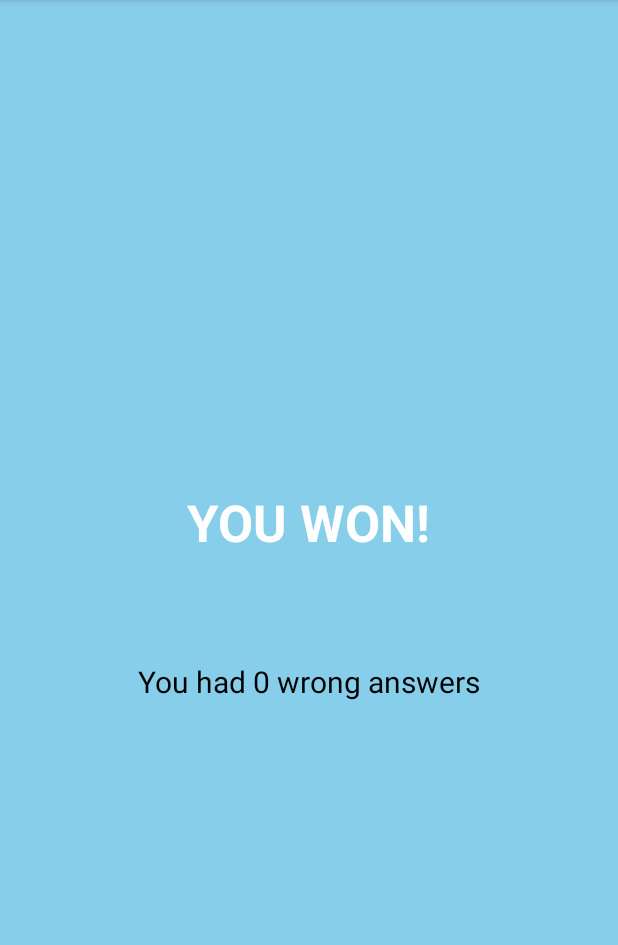
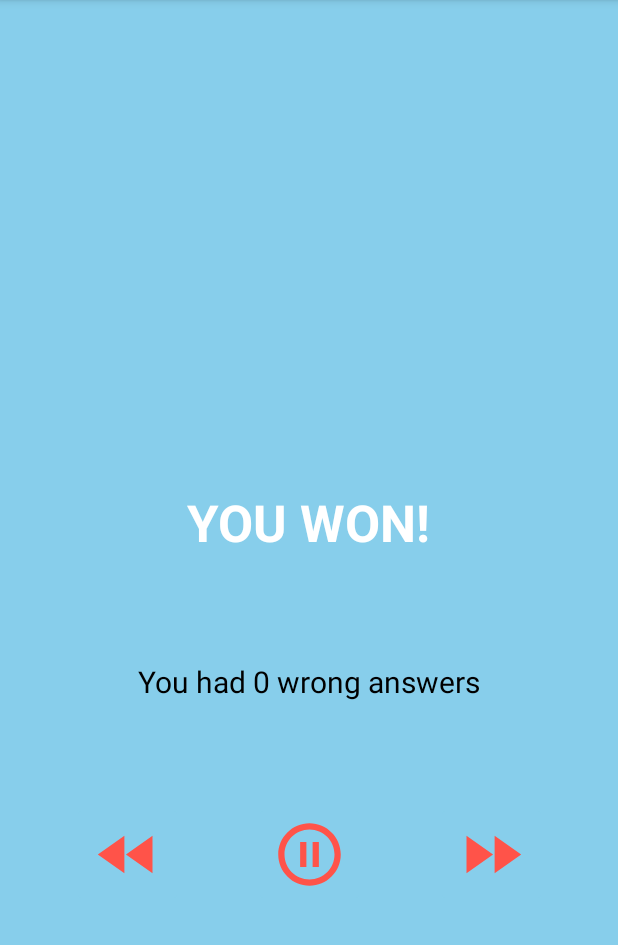
Before and after one commit to SeanRoon/Quiz_App, an Android app: the fragment GameWonFragment placed in its activity, on a phone screen of 412 x 824 dp, the part 84-1029 px from its top. Run offline under Robolectric (Android 15) with nearby library versions, the phone set to English and light mode, and no system bars; our stand-ins replace navigation-ui; 2 statements that could not run were skipped.

Commit message:
commit 2

```diff
--- /dev/null
+++ b/app/src/main/res/drawable/ic_baseline_fast_forward_24.xml
@@ -0,0 +1,5 @@
+<vector android:height="50dp" android:tint="#FF5349"
+    android:viewportHeight="24" android:viewportWidth="24"
+    android:width="50dp" xmlns:android="http://schemas.android.com/apk/res/android">
+    <path android:fillColor="@android:color/white" android:pathData="M4,18l8.5,-6L4,6v12zM13,6v12l8.5,-6L13,6z"/>
+</vector>
--- /dev/null
+++ b/app/src/main/res/drawable/ic_baseline_fast_rewind_24.xml
@@ -0,0 +1,5 @@
+<vector android:height="50dp" android:tint="#FF5349"
+    android:viewportHeight="24" android:viewportWidth="24"
+    android:width="50dp" xmlns:android="http://schemas.android.com/apk/res/android">
+    <path android:fillColor="@android:color/white" android:pathData="M11,18L11,6l-8.5,6 8.5,6zM11.5,12l8.5,6L20,6l-8.5,6z"/>
+</vector>
--- /dev/null
+++ b/app/src/main/res/drawable/ic_baseline_pause_circle_outline_24.xml
@@ -0,0 +1,5 @@
+<vector android:height="50dp" android:tint="#FF5349"
+    android:viewportHeight="24" android:viewportWidth="24"
+    android:width="50dp" xmlns:android="http://schemas.android.com/apk/res/android">
+    <path android:fillColor="@android:color/white" android:pathData="M9,16h2L11,8L9,8v8zM12,2C6.48,2 2,6.48 2,12s4.48,10 10,10 10,-4.48 10,-10S17.52,2 12,2zM12,20c-4.41,0 -8,-3.59 -8,-8s3.59,-8 8,-8 8,3.59 8,8 -3.59,8 -8,8zM13,16h2L15,8h-2v8z"/>
+</vector>
--- /dev/null
+++ b/app/src/main/res/drawable/ic_baseline_play_arrow_24.xml
@@ -0,0 +1,5 @@
+<vector android:height="50dp" android:tint="#FF5349"
+    android:viewportHeight="24" android:viewportWidth="24"
+    android:width="50dp" xmlns:android="http://schemas.android.com/apk/res/android">
+    <path android:fillColor="@android:color/white" android:pathData="M8,5v14l11,-7z"/>
+</vector>
--- a/app/src/main/res/layout/fragment_game_won.xml
+++ b/app/src/main/res/layout/fragment_game_won.xml
@@ -22,6 +22,7 @@
         android:id="@+id/win_text_view"
         android:layout_width="wrap_content"
         android:layout_height="wrap_content"
+        android:backgroundTint="@color/sky_blue"
         android:text="@string/win_text"
         android:textAllCaps="true"
         android:textColor="@color/white"
@@ -32,4 +33,37 @@
         app:layout_constraintStart_toStartOf="parent"
         app:layout_constraintTop_toTopOf="parent"
         app:layout_constraintVertical_bias="0.45" />
+
+    <ImageButton
+        android:id="@+id/imageButton"
+        android:layout_width="wrap_content"
+        android:layout_height="wrap_content"
+        android:backgroundTint="@color/sky_blue"
+        android:src="@drawable/ic_baseline_pause_circle_outline_24"
+        app:layout_constraintBottom_toBottomOf="parent"
+        app:layout_constraintEnd_toEndOf="parent"
+        app:layout_constraintStart_toStartOf="parent"
+        app:layout_constraintTop_toBottomOf="@+id/win_text_view" />
+
+    <ImageButton
+        android:id="@+id/imageButton2"
+        android:layout_width="wrap_content"
+        android:layout_height="wrap_content"
+        android:backgroundTint="@color/sky_blue"
+        android:src="@drawable/ic_baseline_fast_rewind_24"
+        app:layout_constraintBottom_toBottomOf="parent"
+        app:layout_constraintEnd_toStartOf="@+id/imageButton"
+        app:layout_constraintStart_toStartOf="parent"
+        app:layout_constraintTop_toBottomOf="@+id/win_text_view" />
+
+    <ImageButton
+        android:id="@+id/imageButton4"
+        android:layout_width="wrap_content"
+        android:layout_height="wrap_content"
+        android:backgroundTint="@color/sky_blue"
+        android:src="@drawable/ic_baseline_fast_forward_24"
+        app:layout_constraintBottom_toBottomOf="parent"
+        app:layout_constraintEnd_toEndOf="parent"
+        app:layout_constraintStart_toEndOf="@+id/imageButton"
+        app:layout_constraintTop_toBottomOf="@+id/win_text_view" />
 </androidx.constraintlayout.widget.ConstraintLayout>
```
